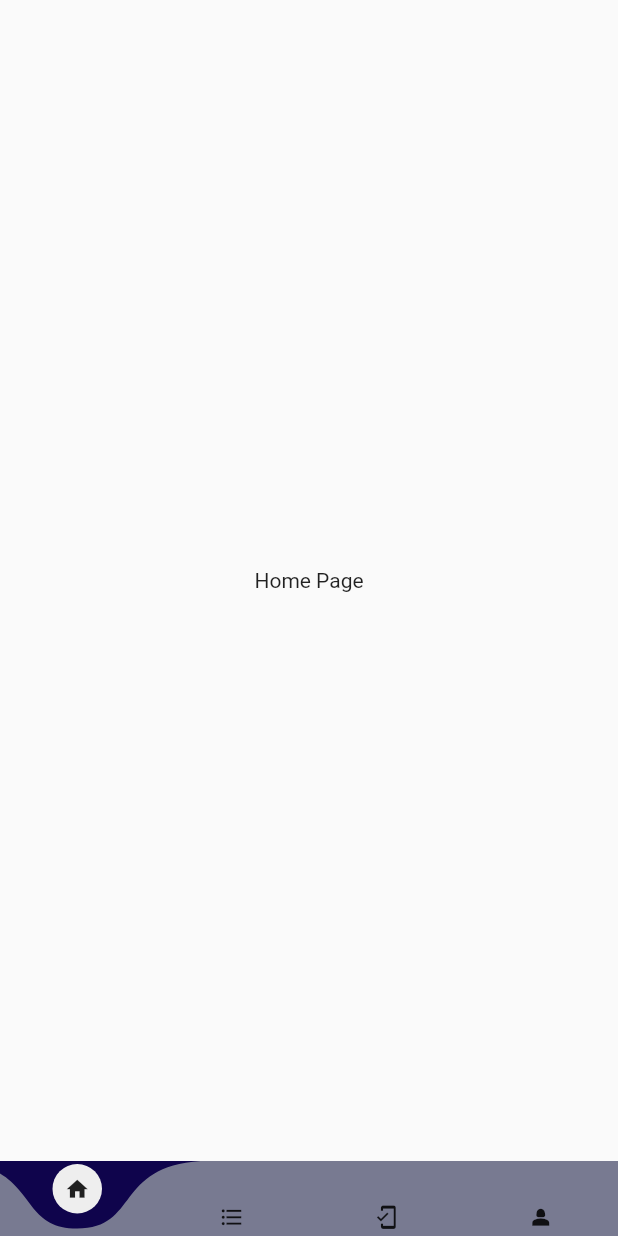
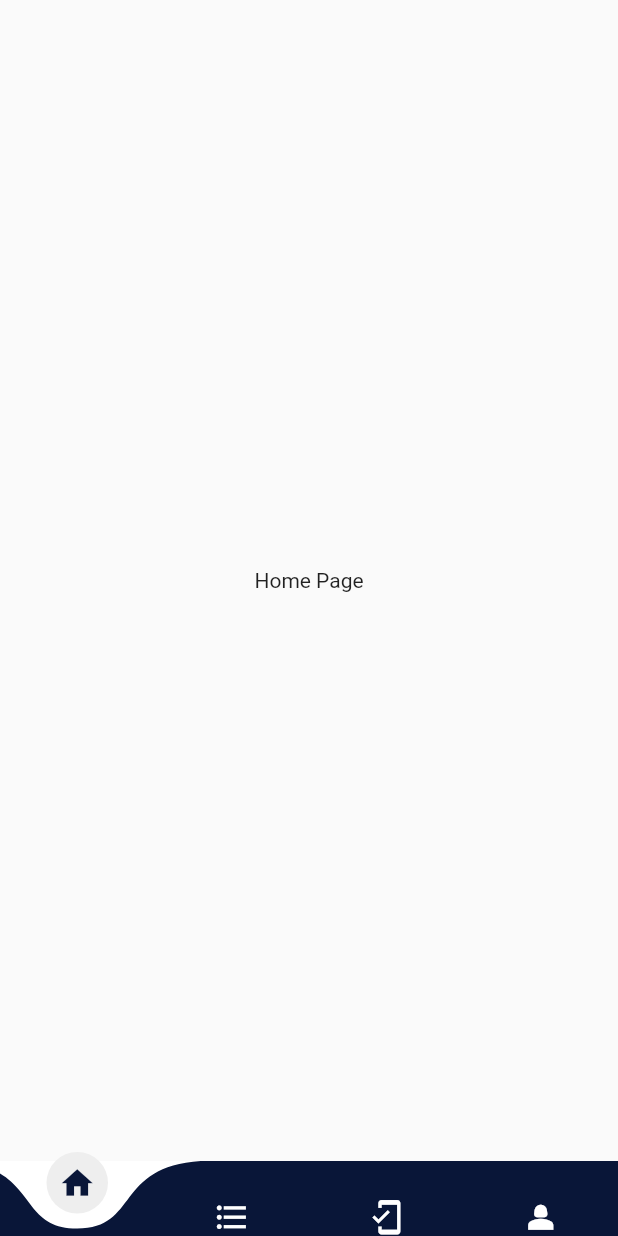
Before and after one commit to OKPooja/NFC_-Developers, a Flutter app: the BottomNavBar screen opened directly, on a phone screen of 412 x 824 dp. Run offline on Flutter 3.47's test engine with Material 2 defaults, Android fonts, the phone set to English and light mode, and no system bars; drawn by our look-alikes of curved_navigation_bar.

Commit message:
nav update

```diff
--- a/lib/Screens/bottom_navBar.dart
+++ b/lib/Screens/bottom_navBar.dart
@@ -16,10 +16,10 @@ class BottomNavBar extends StatefulWidget {
 class _BottomNavBarState extends State<BottomNavBar> {
 
   final items = const [
-    Icon(Icons.home, size: 17,),
-    Icon(Icons.format_list_bulleted_sharp, size: 17,),
-    Icon(Icons.mobile_friendly_outlined, size: 17,),
-    Icon(Icons.person_2_sharp, size: 17,)
+    Icon(Icons.home, size: 25, color: Colors.white,),
+    Icon(Icons.format_list_bulleted_sharp, size: 25,color: Colors.white,),
+    Icon(Icons.mobile_friendly_outlined, size: 25,color: Colors.white,),
+    Icon(Icons.person_2_sharp, size: 25,color: Colors.white,)
   ];
 
   int index = 0;
@@ -34,7 +34,12 @@ class _BottomNavBarState extends State<BottomNavBar> {
         child: getSelectedWidget(index: index)
       ),
       bottomNavigationBar: CurvedNavigationBar(
-        items: items,
+        items: [
+    Icon(Icons.home, size: 25, color: index == 0 ? Color.fromRGBO(9, 22, 56, 1) : Colors.white,),
+    Icon(Icons.format_list_bulleted_sharp, size: 25,color: index == 1 ? Color.fromRGBO(9, 22, 56, 1) : Colors.white,),
+    Icon(Icons.mobile_friendly_outlined, size: 25,color: index == 2 ? Color.fromRGBO(9, 22, 56, 1) : Colors.white,),
+    Icon(Icons.person_2_sharp, size: 25,color: index == 3 ? Color.fromRGBO(9, 22, 56, 1) : Colors.white,)
+  ],
         index: index,
         onTap: (selctedIndex){
           setState(() {
@@ -42,9 +47,9 @@ class _BottomNavBarState extends State<BottomNavBar> {
           });
         },
         height: 50,
-        backgroundColor: Color(0xFF0F044C),
+        backgroundColor: Colors.white,
         buttonBackgroundColor : Color.fromRGBO(238, 238, 238, 1),
-        color: Color.fromRGBO(120, 122, 145, 1),
+        color: Color.fromRGBO(9, 22, 56, 1),
         animationDuration: const Duration(milliseconds: 300),
         // animationCurve: ,
       ),
```
